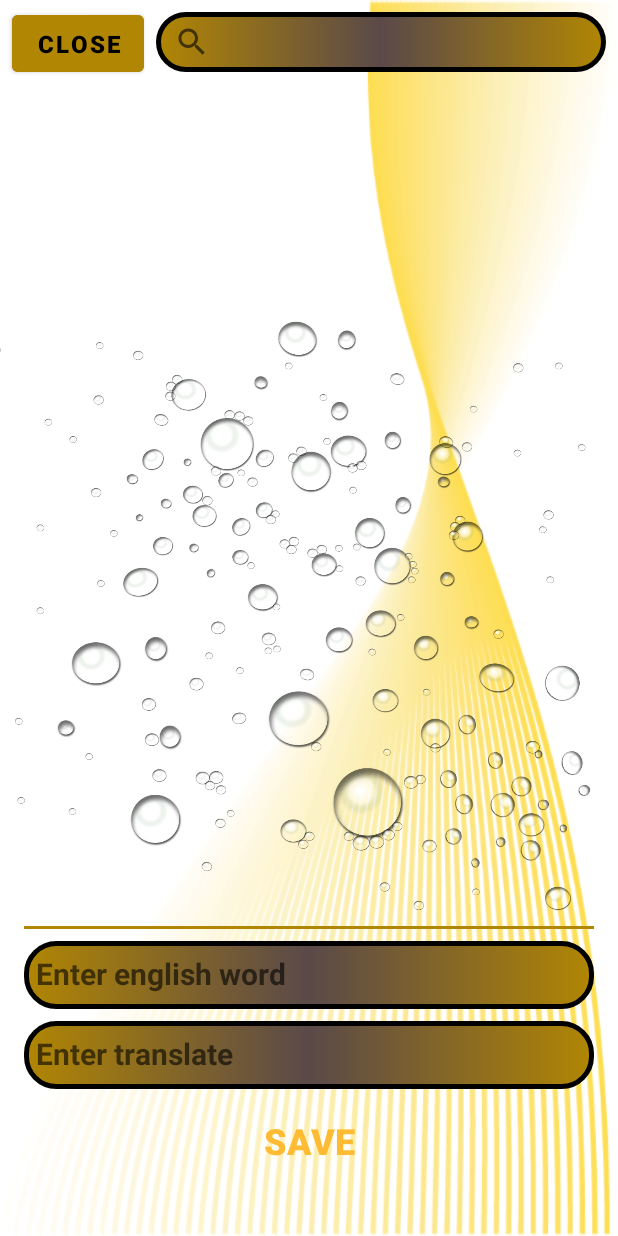
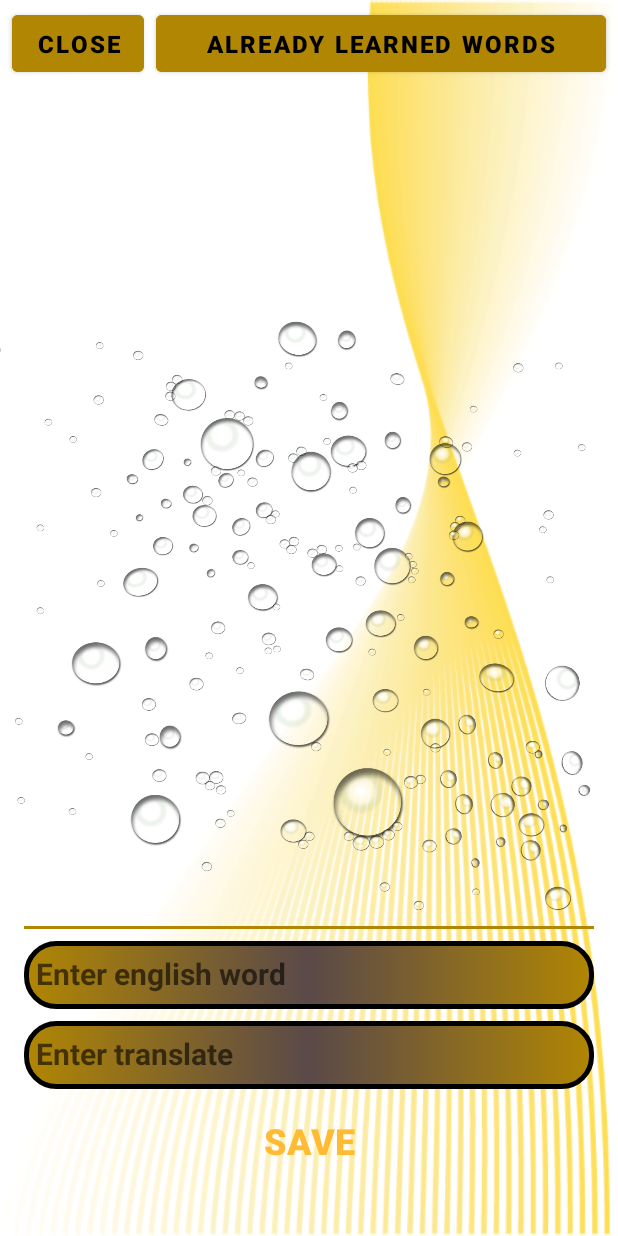
Before and after one commit to azimuton/EnglishLearning, an Android app: the screen it shows after launch (MainActivity), on a phone screen of 412 x 824 dp. Run offline under Robolectric (Android 15) with nearby library versions, the phone set to English and light mode, and no system bars; our stand-ins replace Room's generated code.

Commit message:
added buttons eyes

```diff
--- a/app/src/main/res/layout/activity_main.xml
+++ b/app/src/main/res/layout/activity_main.xml
@@ -99,35 +99,17 @@
         app:layout_constraintTop_toBottomOf="@+id/etTranslateWord"
         app:layout_constraintVertical_bias="0.0" />
 
-    <SearchView
-        android:id="@+id/searchView"
-        android:layout_width="0dp"
-        android:layout_height="40dp"
-        android:layout_marginStart="8dp"
-        android:layout_marginTop="8dp"
-        android:layout_marginEnd="8dp"
-        android:background="@drawable/circle"
-        android:queryHint="search word..."
-        app:layout_constraintBottom_toTopOf="@+id/view"
-        app:layout_constraintEnd_toEndOf="parent"
-        app:layout_constraintStart_toEndOf="@+id/btClose"
-        app:layout_constraintTop_toTopOf="parent"
-        app:layout_constraintVertical_bias="0.0">
-
-    </SearchView>
-
     <androidx.recyclerview.widget.RecyclerView
         android:id="@+id/rvWords"
         android:layout_width="0dp"
         android:layout_height="0dp"
         android:layout_marginStart="8dp"
-        android:layout_marginTop="8dp"
         android:layout_marginEnd="8dp"
         android:layout_marginBottom="8dp"
         app:layout_constraintBottom_toTopOf="@+id/view"
         app:layout_constraintEnd_toEndOf="parent"
         app:layout_constraintStart_toStartOf="parent"
-        app:layout_constraintTop_toBottomOf="@+id/searchView" />
+        app:layout_constraintTop_toBottomOf="@+id/btClose" />
 
     <Button
         android:id="@+id/btClose"
@@ -144,4 +126,20 @@
         app:layout_constraintStart_toStartOf="parent"
         app:layout_constraintTop_toTopOf="parent" />
 
+    <Button
+        android:id="@+id/btLearnedWords"
+        android:layout_width="0dp"
+        android:layout_height="0dp"
+        android:layout_marginLeft="8dp"
+        android:layout_marginRight="8dp"
+        android:backgroundTint="@color/purple_700"
+        android:text="Already learned words"
+        android:textColor="@color/black"
+        android:textSize="16sp"
+        android:textStyle="bold"
+        app:layout_constraintBottom_toBottomOf="@+id/btClose"
+        app:layout_constraintEnd_toEndOf="parent"
+        app:layout_constraintStart_toEndOf="@+id/btClose"
+        app:layout_constraintTop_toTopOf="@+id/btClose" />
+
 </androidx.constraintlayout.widget.ConstraintLayout>
```
Also changed, not shown: app/src/main/java/com/jkdajac/englishlearning/MainActivity.kt (+7 -72 lines), app/src/main/res/layout/item_view.xml (+21 -2 lines), app/src/main/res/drawable/closeeyetwo.png (added), 1 other file.
